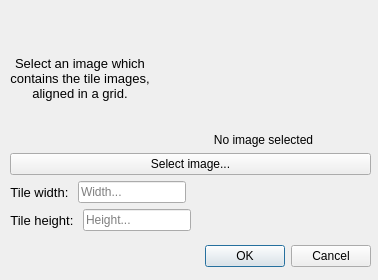
Qt form src/ui/tileset/tileset_dialog.ui (albin-johansson/tactile) before a commit.
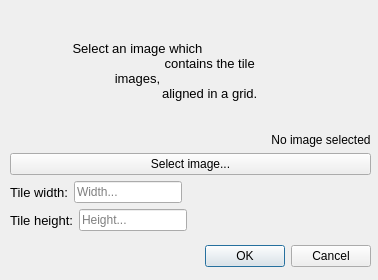
The same form after that commit. Icons and pictures are not drawn.

What changed in the file:
```diff
--- a/src/ui/tileset/tileset_dialog.ui
+++ b/src/ui/tileset/tileset_dialog.ui
@@ -57,8 +57,9 @@
         </property>
         <property name="text">
          <string>Select an image which
-contains the tile images,
-aligned in a grid.</string>
+                                        contains the tile images,
+                                        aligned in a grid.
+                                    </string>
         </property>
         <property name="alignment">
          <set>Qt::AlignCenter</set>
@@ -149,7 +150,7 @@
          </font>
         </property>
         <property name="text">
-         <string>Tile width: </string>
+                                    <string>Tile width:</string>
         </property>
         <property name="alignment">
          <set>Qt::AlignRight|Qt::AlignTrailing|Qt::AlignVCenter</set>
@@ -204,7 +205,7 @@
          </font>
         </property>
         <property name="text">
-         <string>Tile height: </string>
+                                    <string>Tile height:</string>
         </property>
         <property name="alignment">
          <set>Qt::AlignRight|Qt::AlignTrailing|Qt::AlignVCenter</set>
```
Left out of the diff: 4 changed lines with no effect on the pictures. Lines whose indentation alone changed are shown as unchanged.
